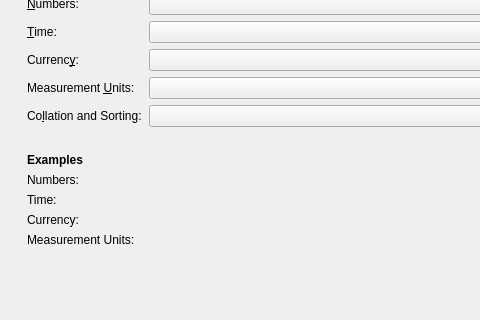
Above: kcms/formats/kcmformatswidget.ui from KDE/plasma-desktop before the change; both pictures show x 0 to 480 and y 88 to 408 of the 755 by 585 pixel window. Below: the same form after it.
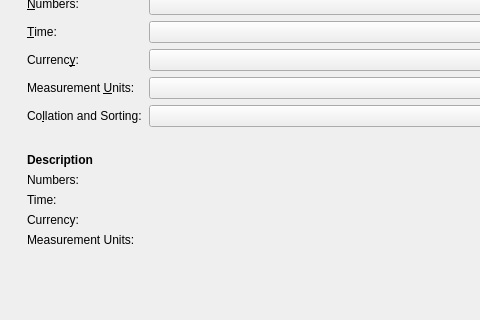
That is the form after the change.

Commit message:
ui polish of formats kcm
Change Examples to description and 24 to 24.00

BUG:386637

What changed in the file:
```diff
--- a/kcms/formats/kcmformatswidget.ui
+++ b/kcms/formats/kcmformatswidget.ui
@@ -235,7 +235,7 @@
        <item row="8" column="0">
         <widget class="QLabel" name="labelMeasurement_2">
          <property name="text">
-          <string>&lt;b&gt;Examples&lt;/b&gt;</string>
+          <string>&lt;b&gt;Description&lt;/b&gt;</string>
          </property>
          <property name="alignment">
           <set>Qt::AlignLeading|Qt::AlignLeft|Qt::AlignVCenter</set>
```
The commit also changes 1 other file.
